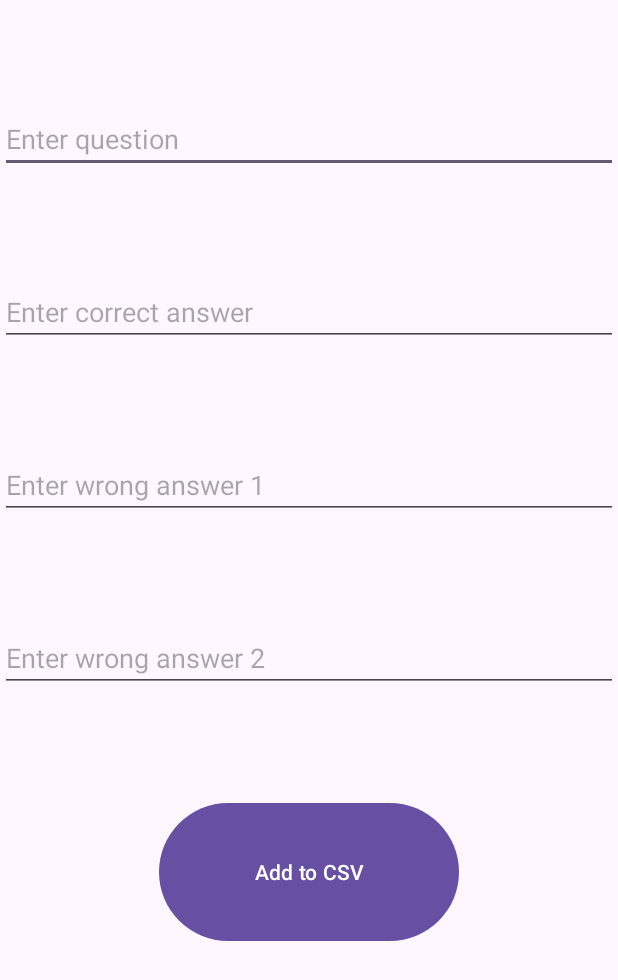
After one commit to miyakibanas/Strive, an Android app: the layout activity_add_question.xml on its own in the app's theme, with its tools: preview values and no code run, on a phone screen of 412 x 824 dp. The commit adds this screen. Shown: the top 980 px of the screen. Run offline under Robolectric (Android 15) with nearby library versions, the phone set to English and light mode, and no system bars; Roboto replaces fonts that are not available here.

Commit message:
Fixing text color

```diff
--- a/app/src/main/java/edu/utsa/cs3443/strive/QuestionActivity.java
+++ b/app/src/main/java/edu/utsa/cs3443/strive/QuestionActivity.java
@@ -1,7 +1,9 @@
 package edu.utsa.cs3443.strive;
 
+import android.content.Intent;
 import android.content.res.AssetManager;
 import android.os.Bundle;
+import android.os.Handler;
 import android.widget.Button;
 import android.widget.TextView;
 
@@ -64,4 +66,16 @@ public class QuestionActivity extends AppCompatActivity {
         answerButton2.setText(answers[secondNumber]);
         answerButton3.setText(answers[thirdNumber]);
     }
+
+    // Method for returning to previous screen
+    public void delayReturnToMainActivity() {
+        new Handler().postDelayed(new Runnable() {
+            @Override
+            public void run() {
+                Intent intent = new Intent(QuestionActivity.this, MainActivity.class);
+                startActivity(intent);
+                finish(); // Close current activity if needed
+            }
+        }, 3000); // 3 seconds delay
+    }
 }
--- a/app/src/main/java/edu/utsa/cs3443/strive/controller/QuestionController.java
+++ b/app/src/main/java/edu/utsa/cs3443/strive/controller/QuestionController.java
@@ -26,7 +26,6 @@ public class QuestionController implements View.OnClickListener{
         questionActivity.displayQuestion(question.getQuestion(), question.getChoices());
     }
 
-
     /**
      *
      * @param v The view that was clicked.
@@ -40,6 +39,7 @@ public class QuestionController implements View.OnClickListener{
 
         if (correctAnswer != null && correctAnswer.contains(selectedAnswer)) {
             Toast.makeText(questionActivity, "Correct!", Toast.LENGTH_LONG).show();
+            questionActivity.delayReturnToMainActivity();
         } else {
             Toast.makeText(questionActivity, "Incorrect. The correct answer is: " + correctAnswer, Toast.LENGTH_LONG).show();
         }
--- /dev/null
+++ b/app/src/main/res/layout/activity_add_question.xml
@@ -0,0 +1,45 @@
+<?xml version="1.0" encoding="utf-8"?>
+<RelativeLayout xmlns:android="http://schemas.android.com/apk/res/android"
+    android:layout_width="match_parent"
+    android:layout_height="match_parent">
+
+    <EditText
+        android:id="@+id/questionEditText"
+        android:layout_width="match_parent"
+        android:layout_height="wrap_content"
+        android:layout_marginTop="70dp"
+        android:hint="Enter question"/>
+
+    <EditText
+        android:id="@+id/answerEditText"
+        android:layout_width="match_parent"
+        android:layout_height="wrap_content"
+        android:layout_below="@id/questionEditText"
+        android:layout_marginTop="70dp"
+        android:hint="Enter correct answer" />
+
+    <EditText
+        android:id="@+id/wrongAnswer1EditText"
+        android:layout_width="match_parent"
+        android:layout_height="wrap_content"
+        android:layout_below="@id/answerEditText"
+        android:layout_marginTop="70dp"
+        android:hint="Enter wrong answer 1" />
+
+    <EditText
+        android:id="@+id/wrongAnswer2EditText"
+        android:layout_width="match_parent"
+        android:layout_height="wrap_content"
+        android:layout_below="@id/wrongAnswer1EditText"
+        android:layout_marginTop="70dp"
+        android:hint="Enter wrong answer 2" />
+
+    <Button
+        android:id="@+id/addButton"
+        android:layout_width="200dp"
+        android:layout_height="100dp"
+        android:layout_below="@id/wrongAnswer2EditText"
+        android:layout_marginTop="70dp"
+        android:layout_centerHorizontal="true"
+        android:text="Add to CSV" />
+</RelativeLayout>
--- a/app/src/main/res/layout/activity_main.xml
+++ b/app/src/main/res/layout/activity_main.xml
@@ -20,7 +20,10 @@
         android:layout_height="wrap_content"
         android:layout_alignParentEnd="true"
         android:layout_alignParentBottom="true"
-        android:layout_margin="16dp"
+        android:layout_marginStart="16dp"
+        android:layout_marginTop="16dp"
+        android:layout_marginEnd="16dp"
+        android:layout_marginBottom="16dp"
         android:contentDescription="@string/add_alarm"
         android:src="@drawable/baseline_add_24" />
 
```
